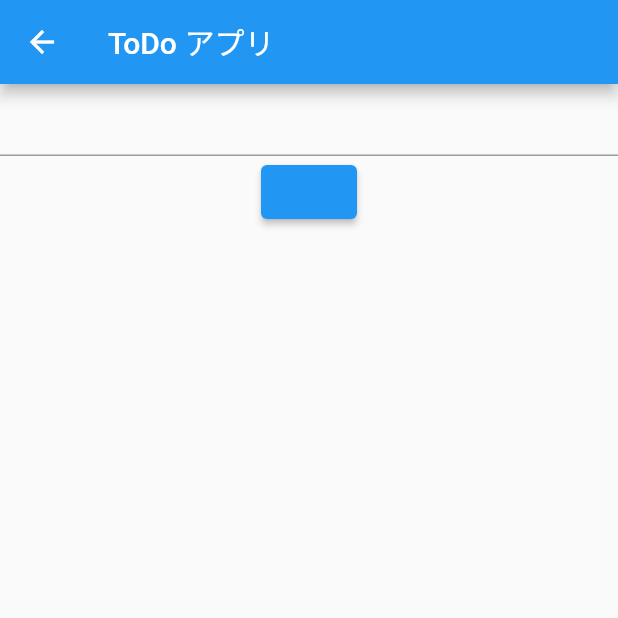
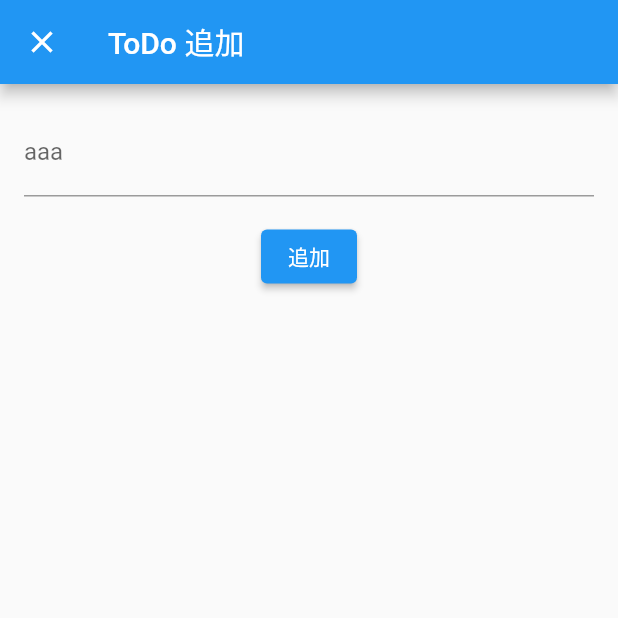
Before and after one commit to clucluland/ToDo, a Flutter app: the screen it shows after launch, after a tap on the "add" icon, on a phone screen of 412 x 824 dp, the top half of it. Run offline on Flutter 3.47's test engine with Material 2 defaults, Android fonts, the phone set to English and light mode, and no system bars; our stand-ins replace cloud_firestore, firebase_core; accounts and stored records are empty.

Commit message:
オブジェクトの間隔を調整。 表題とプレースホルダの設定。
動画 https://youtu.be/rR0Zl9-J0JA?t=786

```diff
--- a/lib/add/add_page.dart
+++ b/lib/add/add_page.dart
@@ -10,14 +10,28 @@ class AddPage extends StatelessWidget {
       create: (_) => AddModel(),
       child: Scaffold(
         appBar: AppBar(
-          title: const Text('ToDo アプリ'),
+          title: const Text('ToDo 追加'),
         ),
         body: Consumer<AddModel>(builder: (context, model, child) {
-          return Column(
-            children: [
-              const TextField(),
-              ElevatedButton(onPressed: () {}, child: child),
-            ],
+          return Padding(
+            padding: const EdgeInsets.all(16),
+            child: Column(
+              children: [
+                const TextField(
+                  decoration: InputDecoration(
+                    labelText: 'aaa',
+                    hintText: 'bbb',
+                  ),
+                ),
+                const SizedBox(
+                  height: 16,
+                ),
+                ElevatedButton(
+                  onPressed: () {},
+                  child: const Text('追加'),
+                ),
+              ],
+            ),
           );
         }),
       ),
--- a/lib/main.dart
+++ b/lib/main.dart
@@ -50,6 +50,7 @@ class MainPage extends StatelessWidget {
               context,
               MaterialPageRoute(
                 builder: (context) => AddPage(),
+                fullscreenDialog: true,
               ),
             );
           },
```
